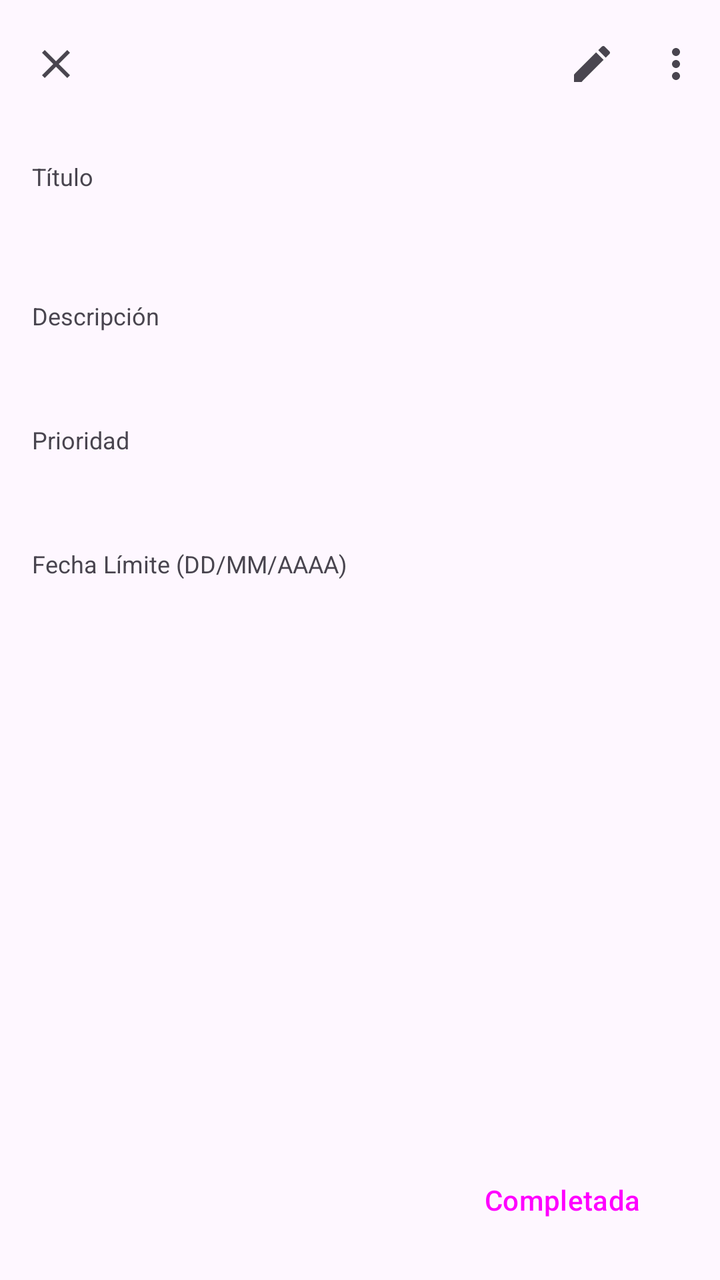
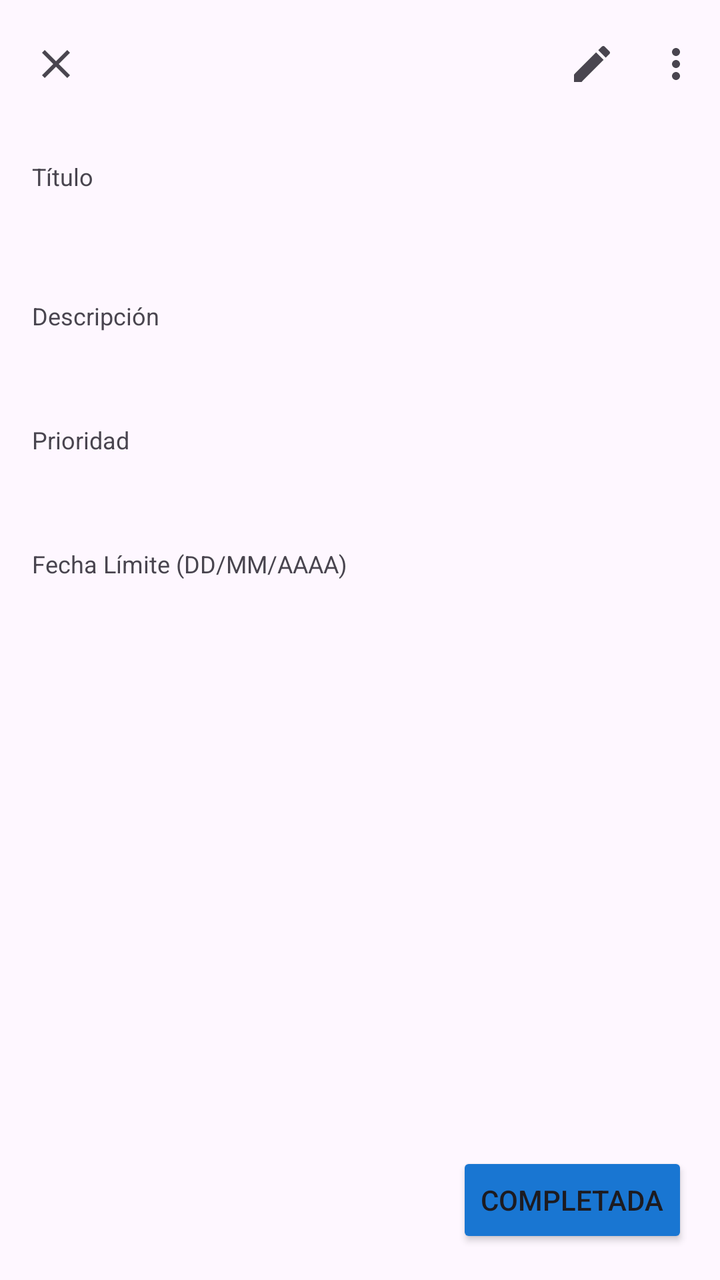

The first picture is an Android layout as it rendered before a commit; the second is the same layout after the commit. The layout source and the unified diff follow.
<!-- AndroidManifest.xml: application theme Theme.DASPROYECTO -->
<!-- res/layout/fragment_detalle_tarea.xml -->
<?xml version="1.0" encoding="utf-8"?>
<LinearLayout xmlns:android="http://schemas.android.com/apk/res/android"
    xmlns:app="http://schemas.android.com/apk/res-auto"
    android:layout_width="match_parent"
    android:layout_height="match_parent"
    android:orientation="vertical">

    
    <androidx.appcompat.widget.Toolbar
        android:id="@+id/toolbar"
        android:layout_width="match_parent"
        android:layout_height="?attr/actionBarSize"
        android:background="?attr/colorSurface"
        android:elevation="0dp"
        app:navigationIcon="@drawable/ic_close"
        app:menu="@menu/menu_view_tarea" />

    <ScrollView
        android:layout_width="match_parent"
        android:layout_height="0dp"
        android:layout_weight="1"
        android:padding="16dp">

        <LinearLayout
            android:layout_width="match_parent"
            android:layout_height="wrap_content"
            android:orientation="vertical">

            <TextView
                android:layout_width="match_parent"
                android:layout_height="wrap_content"
                android:layout_marginBottom="4dp"
                android:text="@string/hint_titulo"
                android:textSize="12sp"
                android:textColor="?android:attr/textColorSecondary" />

            <TextView
                android:id="@+id/tvTitulo"
                android:layout_width="match_parent"
                android:layout_height="wrap_content"
                android:layout_marginBottom="20dp"
                android:textSize="22sp"
                android:textStyle="bold"
                android:textColor="?android:attr/textColorPrimary" />

            <TextView
                android:layout_width="match_parent"
                android:layout_height="wrap_content"
                android:text="@string/hint_descripcion"
                android:layout_marginBottom="4dp"
                android:textSize="12sp"
                android:textColor="?android:attr/textColorSecondary" />

            <TextView
                android:id="@+id/tvDescripcion"
                android:layout_width="match_parent"
                android:layout_height="wrap_content"
                android:layout_marginBottom="20dp"
                android:textSize="16sp"
                android:textColor="?android:attr/textColorPrimary" />

            <TextView
                android:layout_width="match_parent"
                android:layout_height="wrap_content"
                android:text="@string/label_prioridad"
                android:layout_marginBottom="4dp"
                android:textSize="12sp"
                android:textColor="?android:attr/textColorSecondary" />

            <TextView
                android:id="@+id/tvPrioridad"
                android:layout_width="match_parent"
                android:layout_height="wrap_content"
                android:layout_marginBottom="20dp"
                android:textSize="16sp"
                android:textColor="?android:attr/textColorPrimary" />

            <TextView
                android:layout_width="match_parent"
                android:layout_height="wrap_content"
                android:text="@string/hint_fecha"
                android:layout_marginBottom="4dp"
                android:textSize="12sp"
                android:textColor="?android:attr/textColorSecondary" />

            <TextView
                android:id="@+id/tvFecha"
                android:layout_width="match_parent"
                android:layout_height="wrap_content"
                android:layout_marginBottom="24dp"
                android:textSize="16sp"
                android:textColor="?android:attr/textColorPrimary" />

        </LinearLayout>
    </ScrollView>

    
    <FrameLayout
        android:layout_width="match_parent"
        android:layout_height="wrap_content"
        android:padding="16dp">

        <Button
            android:id="@+id/btnCompletar"
            android:layout_width="wrap_content"
            android:layout_height="wrap_content"
            android:layout_gravity="end"
            android:text="@string/btn_completada"
            app:backgroundTint="?attr/colorSecondary"
            style="@style/Widget.Material3.Button.TonalButton" />

    </FrameLayout>

</LinearLayout>
<!-- resources referenced by this layout -->
<resources>
  <!-- drawable ic_close (drawable) -->
  <vector xmlns:android="http://schemas.android.com/apk/res/android"
      android:width="24dp"
      android:height="24dp"
      android:viewportWidth="24"
      android:viewportHeight="24"
      android:tint="?attr/colorControlNormal">
      <path
          android:fillColor="@android:color/white"
          android:pathData="M19,6.41L17.59,5 12,10.59 6.41,5 5,6.41 10.59,12 5,17.59 6.41,19 12,13.41 17.59,19 19,17.59 13.41,12z"/>
  </vector>
  <string name="btn_completada">Completada</string>
  <string name="hint_descripcion">Descripción</string>
  <string name="hint_fecha">Fecha Límite (DD/MM/AAAA)</string>
  <string name="hint_titulo">Título</string>
  <string name="label_prioridad">Prioridad</string>
  <style name="Theme.DASPROYECTO" parent="Base.Theme.DASPROYECTO">
          <item name="colorPrimary">#1976D2</item>
          <item name="colorSecondary">#1976D2</item>
      </style>
  <style name="Base.Theme.DASPROYECTO" parent="Theme.Material3.DayNight.NoActionBar">
          
          
      </style>
</resources>

<!-- the commit's change to res/layout/fragment_detalle_tarea.xml (unified diff, before → after) -->
@@ -106,8 +106,7 @@
             android:layout_height="wrap_content"
             android:layout_gravity="end"
             android:text="@string/btn_completada"
-            app:backgroundTint="?attr/colorSecondary"
-            style="@style/Widget.Material3.Button.TonalButton" />
+            app:backgroundTint="?attr/colorSecondary"/>
 
     </FrameLayout>
 
